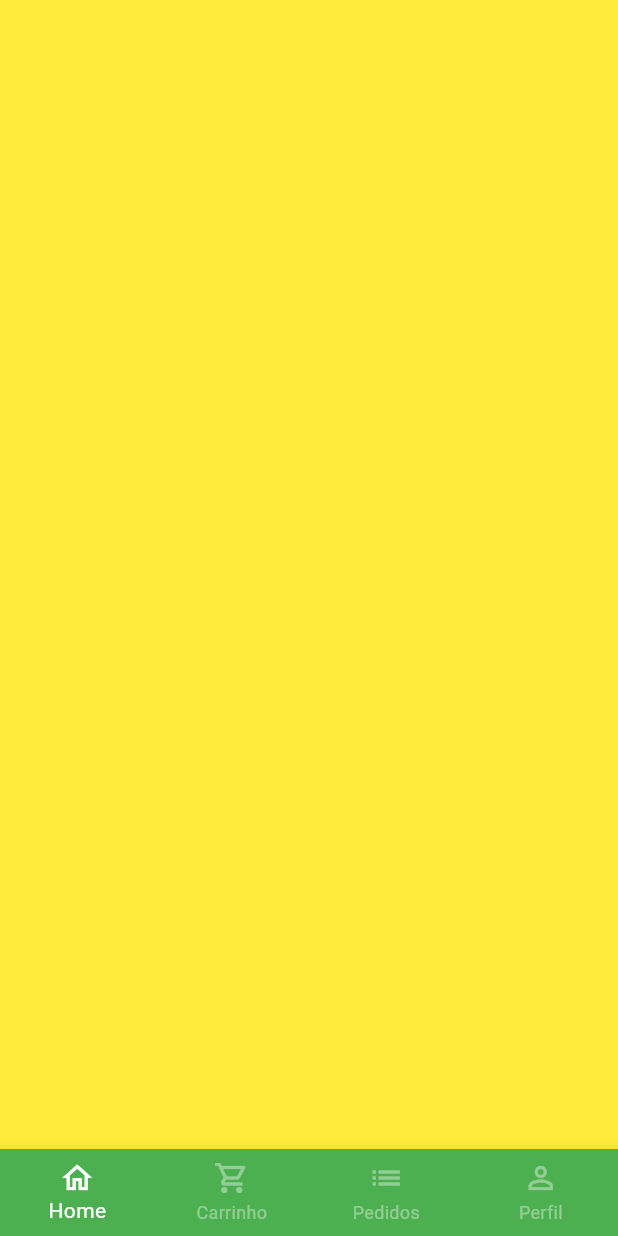
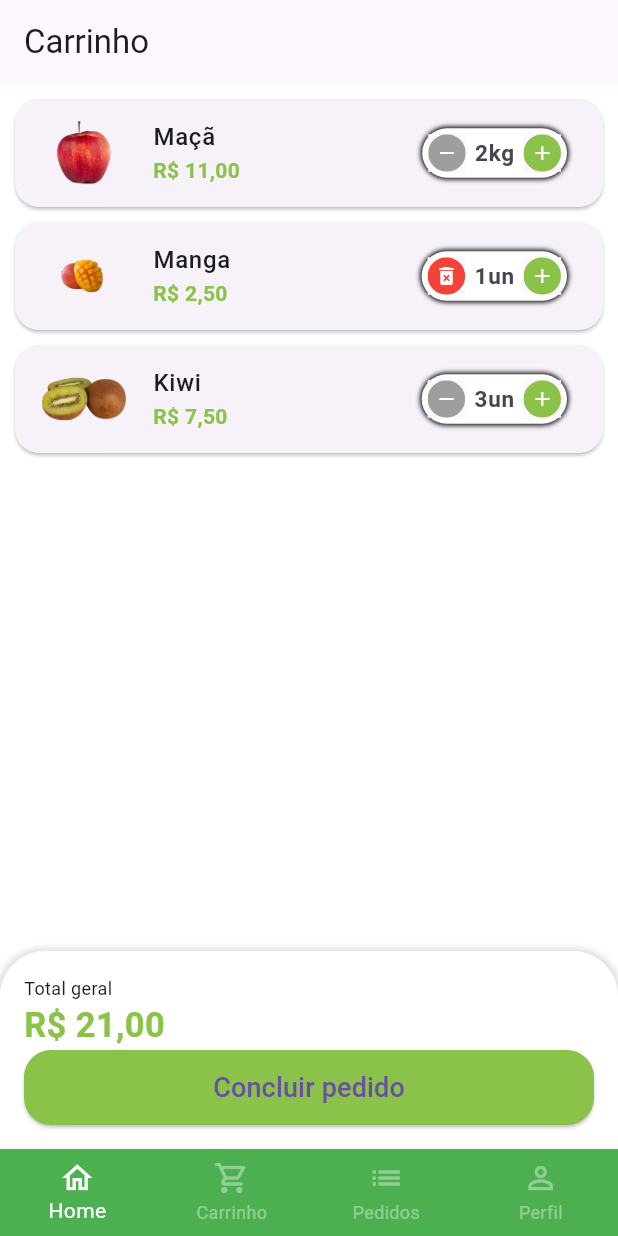
Before and after one commit to gleydsonbruno/QuitandaVirtual, a Flutter app: the BaseScreen screen opened directly, swiped to page 2, on a phone screen of 412 x 824 dp. Run offline on Flutter 3.47's test engine with Material 3 defaults, Android fonts, the phone set to English and light mode, and no system bars; our stand-ins replace animated_text_kit, mask_text_input_formatter.

Commit message:
De volta aos estudos e progresso no curso

```diff
--- a/lib/src/config/app_data.dart
+++ b/lib/src/config/app_data.dart
@@ -1,7 +1,10 @@
+import 'package:greengrocer/src/models/cart_item_model.dart';
 import 'package:greengrocer/src/models/item_model.dart';
+import 'package:greengrocer/src/models/user_model.dart';
 
 ItemModel apple = ItemModel(
-  description: 'A melhor maçã da região e que conta com o melhor preço de qualquer quitanda. Este item conta com vitaminas essenciais para o fortalecimento corporal, resultando em uma vida saudável.',
+  description:
+      'A melhor maçã da região e que conta com o melhor preço de qualquer quitanda. Este item conta com vitaminas essenciais para o fortalecimento corporal, resultando em uma vida saudável.',
   imgUrl: 'assets/fruits/apple.png',
   itemName: 'Maçã',
   price: 5.5,
@@ -69,3 +72,26 @@ List<String> categories = [
   'Grãos',
   'Cereais',
 ];
+
+List<CartItemModel> cartItems = [
+  CartItemModel(
+    item: apple,
+    quantity: 2,
+  ),
+  CartItemModel(
+    item: mango,
+    quantity: 1,
+  ),
+  CartItemModel(
+    item: kiwi,
+    quantity: 3,
+  ),
+];
+
+UserModel user = UserModel(
+  phone: '99 9 9999-9999',
+  cpf: '999.999.999-99',
+  email: 'guel@hotmail',
+  name: 'Guel Pedro',
+  password: '',
+);
--- /dev/null
+++ b/lib/src/models/cart_item_model.dart
@@ -0,0 +1,14 @@
+import 'package:greengrocer/src/models/item_model.dart';
+
+class CartItemModel {
+  ItemModel item;
+  int quantity;
+
+  CartItemModel({
+    required this.item,
+    required this.quantity,
+  });
+
+  double totalPrice() => item.price * quantity;
+
+}
--- a/lib/src/pages/auth/sign_in_screen.dart
+++ b/lib/src/pages/auth/sign_in_screen.dart
@@ -1,6 +1,6 @@
 import 'package:animated_text_kit/animated_text_kit.dart';
 import 'package:flutter/material.dart';
-import 'package:greengrocer/src/pages/auth/components/curstom_text_field.dart';
+import 'package:greengrocer/src/pages/common_widgets/curstom_text_field.dart';
 import 'package:greengrocer/src/pages/auth/sign_up_screen.dart';
 import 'package:greengrocer/src/pages/base/base_screen.dart';
 import 'package:greengrocer/src/config/custom_colors.dart';
@@ -109,7 +109,7 @@ class SignInScreen extends StatelessWidget {
                         onPressed: () {
                           Navigator.of(context)
                               .pushReplacement(MaterialPageRoute(builder: (c) {
-                            return const BaseScreen();
+                            return BaseScreen();
                           }));
                         },
                         child: const Text(
--- a/lib/src/pages/auth/sign_up_screen.dart
+++ b/lib/src/pages/auth/sign_up_screen.dart
@@ -1,5 +1,5 @@
 import 'package:flutter/material.dart';
-import 'package:greengrocer/src/pages/auth/components/curstom_text_field.dart';
+import 'package:greengrocer/src/pages/common_widgets/curstom_text_field.dart';
 import 'package:greengrocer/src/config/custom_colors.dart';
 import 'package:mask_text_input_formatter/mask_text_input_formatter.dart';
 
--- a/lib/src/pages/base/base_screen.dart
+++ b/lib/src/pages/base/base_screen.dart
@@ -1,8 +1,10 @@
 import 'package:flutter/material.dart';
+import 'package:greengrocer/src/pages/cart/cart_tab.dart';
 import 'package:greengrocer/src/pages/home/home_tab.dart';
+import 'package:greengrocer/src/pages/profile/profile_tab.dart';
 
 class BaseScreen extends StatefulWidget {
-  const BaseScreen({super.key});
+  BaseScreen({super.key});
 
   @override
   State<BaseScreen> createState() => _BaseScreenState();
@@ -20,15 +22,11 @@ class _BaseScreenState extends State<BaseScreen> {
         controller: pageController,
         children: [
           HomeTab(),
-          Container(
-            color: Colors.yellow,
-          ),
+          CartTab(),
           Container(
             color: Colors.blue,
           ),
-          Container(
-            color: Colors.purple,
-          ),
+          ProfileTab(),
         ],
       ),
       bottomNavigationBar: BottomNavigationBar(
--- /dev/null
+++ b/lib/src/pages/cart/cart_tab.dart
@@ -0,0 +1,146 @@
+import 'package:flutter/material.dart';
+import 'package:greengrocer/src/config/custom_colors.dart';
+import 'package:greengrocer/src/models/cart_item_model.dart';
+import 'package:greengrocer/src/pages/cart/components/cart_tile.dart';
+import 'package:greengrocer/src/services/utils_services.dart';
+import 'package:greengrocer/src/config/app_data.dart' as appData;
+
+class CartTab extends StatefulWidget {
+  CartTab({super.key});
+
+  @override
+  State<CartTab> createState() => _CartTabState();
+}
+
+class _CartTabState extends State<CartTab> {
+  final UtilsServices utilServices = UtilsServices();
+
+  void removeItemFromCart(CartItemModel cartItem) {
+    setState(() {
+      appData.cartItems.remove(cartItem);
+    });
+  }
+
+  double cartTotalPrice() {
+    double total = 0;
+    for (var item in appData.cartItems) {
+      total += item.totalPrice();
+    }
+
+    return total;
+  }
+
+  @override
+  Widget build(BuildContext context) {
+    return Scaffold(
+      appBar: AppBar(
+        title: const Text('Carrinho'),
+      ),
+      body: Column(
+        children: [
+          Expanded(
+            child: ListView.builder(
+              itemCount: appData.cartItems.length,
+              itemBuilder: (_, index) {
+                return CartTile(
+                  cartItem: appData.cartItems[index],
+                  remove: removeItemFromCart,
+                );
+              },
+            ),
+          ),
+          Container(
+            padding: EdgeInsets.all(16),
+            decoration: BoxDecoration(
+              color: Colors.white,
+              borderRadius: const BorderRadius.vertical(
+                top: Radius.circular(30),
+              ),
+              boxShadow: [
+                BoxShadow(
+                  color: Colors.grey.shade300,
+                  blurRadius: 3,
+                  spreadRadius: 2,
+                ),
+              ],
+            ),
+            child: Column(
+              crossAxisAlignment: CrossAxisAlignment.stretch,
+              children: [
+                const Text(
+                  'Total geral',
+                  style: TextStyle(
+                    fontSize: 12,
+                  ),
+                ),
+                Text(
+                  utilServices.priceToCurrency(cartTotalPrice()),
+                  style: TextStyle(
+                    fontSize: 23,
+                    color: CustomColors.customSwatchColor,
+                    fontWeight: FontWeight.bold,
+                  ),
+                ),
+                SizedBox(
+                  height: 50,
+                  child: ElevatedButton(
+                    style: ElevatedButton.styleFrom(
+                      backgroundColor: CustomColors.customSwatchColor,
+                      shape: RoundedRectangleBorder(
+                        borderRadius: BorderRadius.circular(18),
+                      ),
+                    ),
+                    onPressed: () async {
+                      bool? result = await showOrderConfirmation();
+
+                    },
+                    child: const Text(
+                      'Concluir pedido',
+                      style: TextStyle(
+                        fontSize: 18,
+                      ),
+                    ),
+                  ),
+                ),
+              ],
+            ),
+          )
+        ],
+      ),
+    );
+  }
+
+  Future<bool?> showOrderConfirmation() {
+    return showDialog<bool>(
+      context: context,
+      builder: (context) {
+        return AlertDialog(
+          shape: RoundedRectangleBorder(
+            borderRadius: BorderRadius.circular(20),
+          ),
+          title: const Text('Confirmação'),
+          content: const Text('Deseja realmente concluir o pedido?'),
+          actions: [
+            TextButton(
+              onPressed: () {
+                Navigator.of(context).pop(false);
+              },
+              child: const Text('Não'),
+            ),
+            ElevatedButton(
+              style: ElevatedButton.styleFrom(
+                shape: RoundedRectangleBorder(
+                  borderRadius: BorderRadius.circular(20),
+                ),
+              ),
+              onPressed: () {
+                Navigator.of(context).pop(true);
+              },
+              child: const Text('Sim'),
+            ),
+          ],
+        );
+      },
+    );
+  }
+}
--- /dev/null
+++ b/lib/src/pages/cart/components/cart_tile.dart
@@ -0,0 +1,73 @@
+import 'package:flutter/material.dart';
+import 'package:greengrocer/src/config/custom_colors.dart';
+import 'package:greengrocer/src/models/cart_item_model.dart';
+import 'package:greengrocer/src/pages/common_widgets/quantity_widget.dart';
+import 'package:greengrocer/src/services/utils_services.dart';
+
+class CartTile extends StatefulWidget {
+  final CartItemModel cartItem;
+  final Function(CartItemModel) remove;
+
+  const CartTile({
+    super.key,
+    required this.cartItem,
+    required this.remove,
+  });
+
+  @override
+  State<CartTile> createState() => _CartTileState();
+}
+
+class _CartTileState extends State<CartTile> {
+  final UtilsServices utilsServices = UtilsServices();
+
+  @override
+  Widget build(BuildContext context) {
+    return Card(
+      margin: const EdgeInsets.fromLTRB(10, 10, 10, 0),
+      shape: RoundedRectangleBorder(
+        borderRadius: BorderRadius.circular(16),
+      ),
+      child: ListTile(
+        //imagem
+        leading: Image.asset(
+          widget.cartItem.item.imgUrl,
+          height: 60,
+          width: 60,
+        ),
+        //titulo
+        title: Text(
+          widget.cartItem.item.itemName,
+          style: const TextStyle(
+            fontWeight: FontWeight.w500,
+          ),
+        ),
+        //total
+        subtitle: Text(
+          utilsServices.priceToCurrency(widget.cartItem.totalPrice()),
+          style: TextStyle(
+            color: CustomColors.customSwatchColor,
+            fontWeight: FontWeight.bold,
+          ),
+        ),
+
+        //quantidade
+        trailing: QuantityWidget(
+          suffixText: widget.cartItem.item.unit,
+          value: widget.cartItem.quantity,
+          result: (quantity) {
+            setState(() {
+              widget.cartItem.quantity = quantity;
+
+              if(quantity == 0) {
+                //Remover item do carrinho
+                widget.remove(widget.cartItem);
+              }
+            });
+          },
+          isRemovable: true,
+        ),
+      ),
+    );
+  }
+}
--- a/lib/src/pages/auth/components/curstom_text_field.dart
+++ b/lib/src/pages/common_widgets/curstom_text_field.dart
@@ -6,6 +6,8 @@ class CustomTextField extends StatefulWidget {
   final String label;
   final bool isSecret;
   final List<TextInputFormatter>? inputFormatters;
+  final String? initialValue;
+  final bool readOnly;
 
   const CustomTextField({
     super.key,
@@ -13,6 +15,8 @@ class CustomTextField extends StatefulWidget {
     required this.label,
     this.isSecret = false,
     this.inputFormatters,
+    this.initialValue,
+    this.readOnly = false,
     });
 
   @override
@@ -35,6 +39,8 @@ class _CustomTextFieldState extends State<CustomTextField> {
     return Padding(
       padding: const EdgeInsets.only(bottom: 15),
       child: TextFormField(
+        readOnly: widget.readOnly,
+        initialValue: widget.initialValue,
         inputFormatters: widget.inputFormatters,
         obscureText: isObscure,
         decoration: InputDecoration(
--- a/lib/src/pages/common_widgets/quantity_widget.dart
+++ b/lib/src/pages/common_widgets/quantity_widget.dart
@@ -5,12 +5,15 @@ class QuantityWidget extends StatelessWidget {
   final int value;
   final String suffixText;
   final Function(int quantity) result;
+  final bool isRemovable;
 
   const QuantityWidget(
       {super.key,
       required this.suffixText,
       required this.value,
-      required this.result});
+      required this.result,
+      this.isRemovable = false,
+      });
 
   @override
   Widget build(BuildContext context) {
@@ -28,12 +31,15 @@ class QuantityWidget extends StatelessWidget {
         ],
       ),
       child: Row(
+        mainAxisSize: MainAxisSize.min,
         children: [
+
+
           _QuantityButton(
-            icon: Icons.remove,
-            color: Colors.grey,
+            icon: !isRemovable || value > 1 ? Icons.remove : Icons.delete_forever,
+            color: !isRemovable || value > 1 ? Colors.grey : Colors.red,
             onPressed: () {
-              if (value == 1) return;
+              if (value == 1 && !isRemovable) return;
               int resultCount = value - 1;
               result(resultCount);
             },
```
Also changed, not shown: lib/src/models/user_model.dart (added, +17 -0 lines), lib/src/pages/profile/profile_tab.dart (added, +155 -0 lines). Lines whose indentation alone changed are shown as unchanged.
